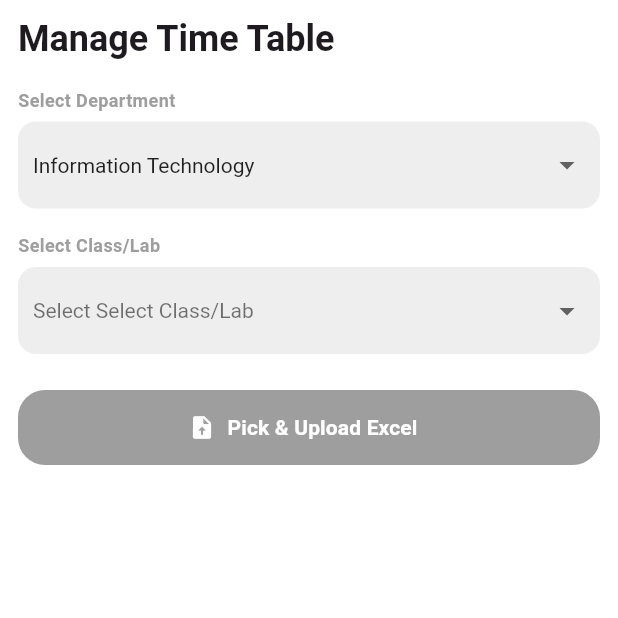
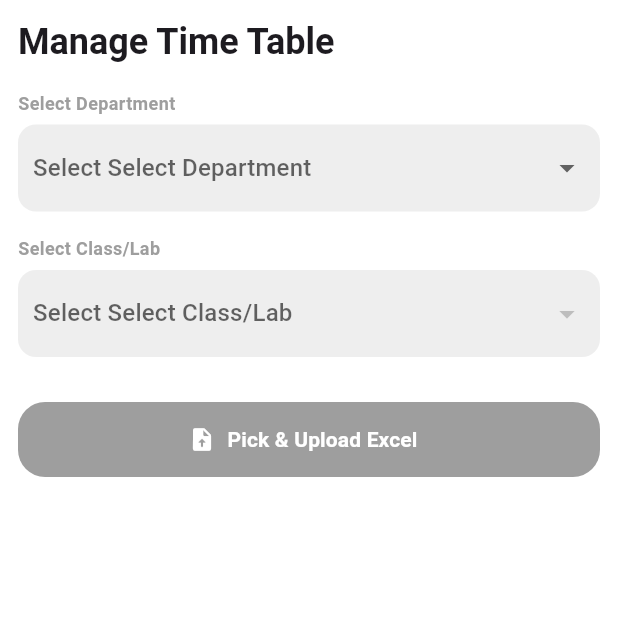
Before and after one commit to jainambarbhaya1509/Scheduler, a Flutter app: the AddTimeTable screen opened directly, on a phone screen of 412 x 824 dp, the top half of it. Run offline on Flutter 3.47's test engine with Material 3 defaults, Android fonts, the phone set to English and light mode, and no system bars; our stand-ins replace cloud_firestore, device_preview, file_picker, firebase_core, get; missing offline and left inert: excel; accounts and stored records are empty.

```diff
--- a/lib/pages/manage_timetable/add_timetable.dart
+++ b/lib/pages/manage_timetable/add_timetable.dart
@@ -1,6 +1,5 @@
 import 'package:flutter/material.dart';
 import 'package:get/get.dart';
-
 import '../../controller/upload_controller.dart';
 
 class AddTimeTable extends StatelessWidget {
@@ -9,12 +8,12 @@ class AddTimeTable extends StatelessWidget {
   @override
   Widget build(BuildContext context) {
     final controller = Get.put(UploadTTController());
+
     return Scaffold(
       body: Container(
-        margin: const EdgeInsets.only(top: 10, left: 12, right: 12, bottom: 10),
+        margin: const EdgeInsets.all(12),
         child: SingleChildScrollView(
           child: Column(
-            mainAxisAlignment: MainAxisAlignment.start,
             crossAxisAlignment: CrossAxisAlignment.start,
             children: [
               Text(
@@ -24,10 +23,14 @@ class AddTimeTable extends StatelessWidget {
                     ),
               ),
               const SizedBox(height: 16),
+
+              /// ------------------ Department dropdown ------------------
               Obx(
                 () => _buildDropdownRow(
                   label: 'Select Department',
-                  value: controller.department.value,
+                  value: controller.department.value.isEmpty
+                      ? null
+                      : controller.department.value,
                   items: controller.departmentData.keys.toList(),
                   onChanged: controller.running.value
                       ? null
@@ -40,6 +43,8 @@ class AddTimeTable extends StatelessWidget {
                 ),
               ),
               const SizedBox(height: 16),
+
+              /// ------------------ Class/Lab dropdown ------------------
               Obx(
                 () => _buildDropdownRow(
                   label: 'Select Class/Lab',
@@ -56,52 +61,41 @@ class AddTimeTable extends StatelessWidget {
                         },
                 ),
               ),
-              const SizedBox(height: 24),
+
+              const SizedBox(height: 30),
+
+              /// ------------------ Upload button ------------------
               Obx(
                 () => Column(
                   children: [
                     ElevatedButton.icon(
-                      onPressed:
-                          controller.running.value ||
+                      onPressed: controller.running.value ||
                               controller.classNo.value.isEmpty
                           ? null
                           : () => controller.pickFileAndProcess(),
-                      icon: const Icon(
-                        Icons.upload_file_rounded,
-                        color: Colors.white,
-                      ),
+                      icon: const Icon(Icons.upload_file_rounded, color: Colors.white),
                       label: const Text(
                         'Pick & Upload Excel',
-                        style: TextStyle(
-                          color: Colors.white,
-                          fontWeight: FontWeight.bold,
-                        ),
+                        style: TextStyle(fontWeight: FontWeight.bold, color: Colors.white),
                       ),
                       style: ElevatedButton.styleFrom(
-                        shape: RoundedRectangleBorder(
-                          borderRadius: BorderRadius.circular(18.0),
-                        ),
-
-                        minimumSize: const Size(double.infinity, 50),
                         backgroundColor: Colors.black87,
                         disabledBackgroundColor: Colors.grey,
-                      ),
-                    ),
-                    const SizedBox(height: 12),
-
-                    if (controller.running.value)
-                      Padding(
-                        padding: const EdgeInsets.only(top: 12),
-                        child: SizedBox(
-                          height: 20,
-                          child: LinearProgressIndicator(
-                            backgroundColor: Colors.grey[300],
-                            valueColor: AlwaysStoppedAnimation<Color>(
-                              Colors.black87,
+                        minimumSize: const Size(double.infinity, 50),
+                        shape: RoundedRectangleBorder(
+                          borderRadius: BorderRadius.circular(18),
                         ),
                       ),
                     ),
+
+                    if (controller.running.value) ...[
+                      const SizedBox(height: 16),
+                      LinearProgressIndicator(
+                        backgroundColor: Colors.grey[300],
+                        valueColor:
+                            const AlwaysStoppedAnimation<Color>(Colors.black87),
                       ),
+                    ]
                   ],
                 ),
               ),
@@ -121,14 +115,9 @@ class AddTimeTable extends StatelessWidget {
     return Column(
       crossAxisAlignment: CrossAxisAlignment.start,
       children: [
-        Text(
-          label,
+        Text(label,
             style: const TextStyle(
-            fontSize: 12,
-            fontWeight: FontWeight.w600,
-            color: Colors.grey,
-          ),
-        ),
+                fontSize: 12, fontWeight: FontWeight.w600, color: Colors.grey)),
         const SizedBox(height: 6),
         Container(
           padding: const EdgeInsets.symmetric(vertical: 5, horizontal: 10),
@@ -140,26 +129,16 @@ class AddTimeTable extends StatelessWidget {
             value: value,
             isExpanded: true,
             underline: const SizedBox(),
-            hint: Text(
-              'Select $label',
-              style: const TextStyle(color: Colors.black54),
-            ),
+            hint: Text("Select $label"),
             items: items
                 .map(
                   (item) => DropdownMenuItem(
                     value: item,
-                    child: Text(
-                      item,
-                      style: const TextStyle(
-                        color: Colors.black87,
-                        fontSize: 14,
-                      ),
-                    ),
+                    child: Text(item),
                   ),
                 )
                 .toList(),
             onChanged: onChanged,
-            style: const TextStyle(color: Colors.black87),
           ),
         ),
       ],
```
Also changed, not shown: lib/controller/upload_controller.dart (+43 -68 lines). Lines whose indentation alone changed are shown as unchanged.
